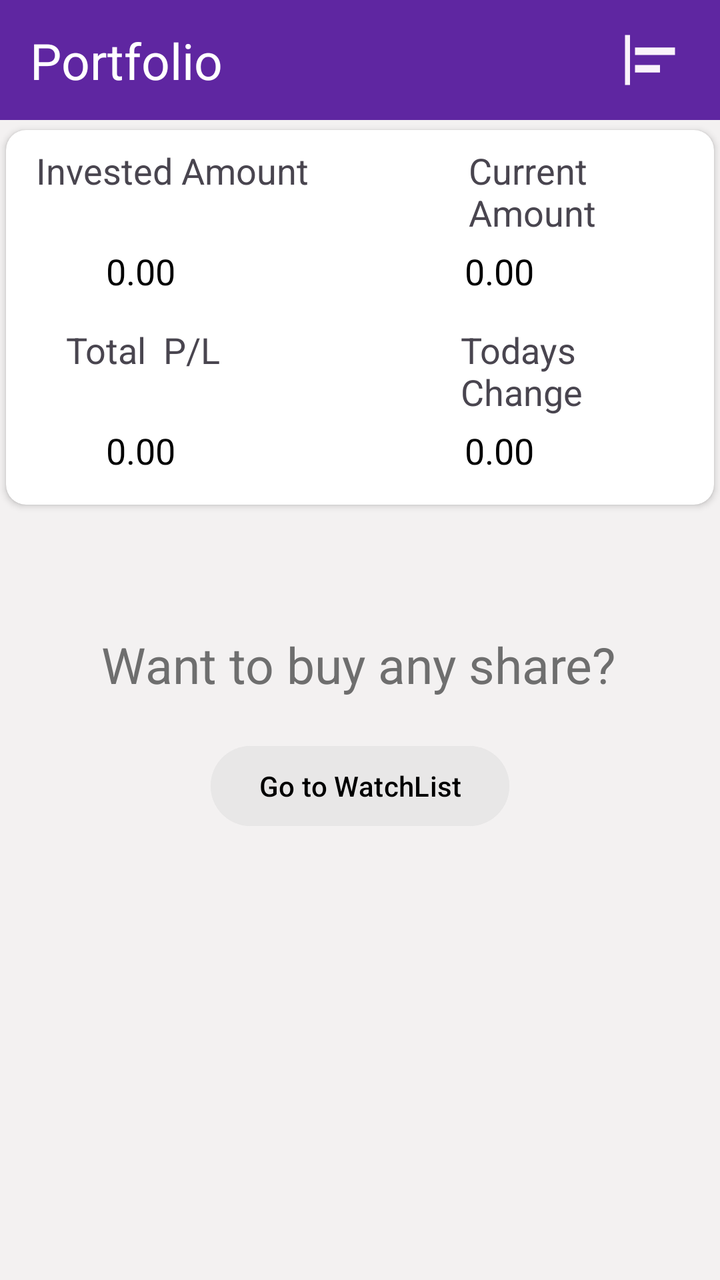
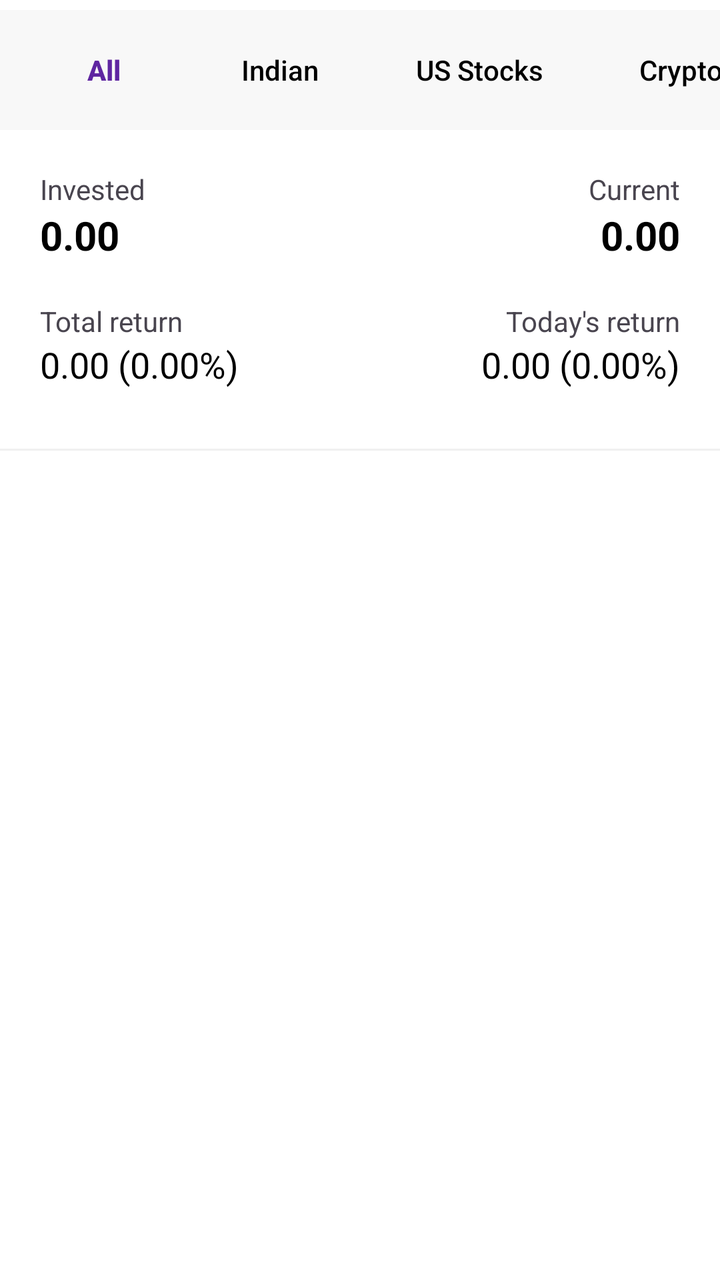

An Android layout rendered at two revisions. The XML below is the earlier revision; the diff shows what the commit changed to produce the second picture.
<!-- AndroidManifest.xml: application theme Theme.Bottonnavigation_and_recyclerview_implement_homepage -->
<!-- res/layout/fragment_portfolio.xml -->
<?xml version="1.0" encoding="utf-8"?>
<androidx.constraintlayout.widget.ConstraintLayout xmlns:android="http://schemas.android.com/apk/res/android"
    xmlns:app="http://schemas.android.com/apk/res-auto"
    xmlns:tools="http://schemas.android.com/tools"
    android:layout_width="match_parent"
    android:layout_height="match_parent"
    android:background="#F3F1F1"
    tools:context=".fragment_ButtomNavigation.Portfolio">

    <androidx.constraintlayout.widget.ConstraintLayout
        android:id="@+id/linearLayout"
        android:layout_width="match_parent"
        android:layout_height="60dp"
        android:background="@color/violet"
        android:orientation="horizontal"
        app:layout_constraintEnd_toEndOf="parent"
        app:layout_constraintHorizontal_bias="0.5"
        app:layout_constraintStart_toStartOf="parent"
        app:layout_constraintTop_toTopOf="parent">

        <TextView
            android:id="@+id/textView3"
            android:layout_width="wrap_content"
            android:layout_height="wrap_content"
            android:layout_marginStart="15dp"
            android:text="@string/portfolio"
            android:textColor="@color/white"
            android:textSize="25sp"
            app:layout_constraintBottom_toBottomOf="parent"
            app:layout_constraintStart_toStartOf="parent"
            app:layout_constraintTop_toTopOf="parent" />

        <ImageView
            android:id="@+id/shorted_img_btn"
            android:layout_width="40dp"
            android:layout_height="30dp"
            android:layout_marginEnd="15dp"
            android:backgroundTint="#005F26A1"
            android:src="@drawable/dropdown_img"
            app:layout_constraintBottom_toBottomOf="parent"
            app:layout_constraintEnd_toEndOf="parent"
            app:layout_constraintTop_toTopOf="parent" />

    </androidx.constraintlayout.widget.ConstraintLayout>

    <androidx.cardview.widget.CardView
        android:id="@+id/cardView2"
        android:layout_width="match_parent"
        android:layout_height="wrap_content"
        android:layout_marginStart="3dp"
        android:layout_marginTop="5dp"
        android:layout_marginEnd="3dp"
        android:background="#FDFCFC"
        app:cardCornerRadius="10dp"
        app:layout_constraintEnd_toEndOf="parent"
        app:layout_constraintStart_toStartOf="parent"
        app:layout_constraintTop_toBottomOf="@+id/linearLayout">

        <LinearLayout
            android:layout_width="match_parent"
            android:layout_height="wrap_content"
            android:layout_marginTop="5dp"
            android:orientation="vertical">

            <LinearLayout
                android:layout_width="match_parent"
                android:layout_height="wrap_content"
                android:layout_marginTop="3dp"
                android:orientation="horizontal">

                <TextView
                    android:layout_width="wrap_content"
                    android:layout_height="wrap_content"
                    android:layout_marginStart="15dp"
                    android:text="Invested Amount"
                    android:textSize="18sp" />

                <TextView
                    android:layout_width="wrap_content"
                    android:layout_height="wrap_content"
                    android:layout_marginStart="80dp"
                    android:text="Current Amount"
                    android:textSize="18sp" />

            </LinearLayout>

            <androidx.constraintlayout.widget.ConstraintLayout
                android:layout_width="match_parent"
                android:layout_height="wrap_content"
                android:orientation="horizontal">

                <TextView
                    android:id="@+id/invested_amount_txt"
                    android:layout_width="wrap_content"
                    android:layout_height="wrap_content"
                    android:layout_marginStart="50dp"
                    android:layout_marginTop="5dp"
                    android:layout_marginBottom="15dp"
                    android:text="@string/defaul_balance"
                    android:textColor="@color/black"
                    android:textSize="18sp"
                    app:layout_constraintBottom_toBottomOf="parent"
                    app:layout_constraintStart_toStartOf="parent"
                    app:layout_constraintTop_toTopOf="parent" />

                <TextView
                    android:id="@+id/current_amount_txt"
                    android:layout_width="wrap_content"
                    android:layout_height="wrap_content"
                    android:layout_marginTop="5dp"
                    android:layout_marginEnd="90dp"
                    android:layout_marginBottom="15dp"
                    android:text="@string/defaul_balance"
                    android:textColor="@color/black"
                    android:textSize="18sp"
                    app:layout_constraintBottom_toBottomOf="parent"
                    app:layout_constraintEnd_toEndOf="parent"
                    app:layout_constraintTop_toTopOf="parent"
                    app:layout_constraintVertical_bias="0.5" />

            </androidx.constraintlayout.widget.ConstraintLayout>

            <LinearLayout
                android:layout_width="match_parent"
                android:layout_height="wrap_content"
                android:orientation="horizontal">

                <TextView
                    android:layout_width="wrap_content"
                    android:layout_height="wrap_content"
                    android:layout_marginStart="30dp"
                    android:text="Total  P/L"
                    android:textSize="18sp" />

                <TextView
                    android:layout_width="wrap_content"
                    android:layout_height="wrap_content"
                    android:layout_marginStart="120dp"
                    android:text="Todays  Change"
                    android:textSize="18sp" />

            </LinearLayout>

            <androidx.constraintlayout.widget.ConstraintLayout
                android:layout_width="match_parent"
                android:layout_height="wrap_content"
                android:orientation="horizontal">

                <TextView
                    android:id="@+id/total_pl_txt"
                    android:layout_width="wrap_content"
                    android:layout_height="wrap_content"
                    android:layout_marginStart="50dp"
                    android:layout_marginTop="5dp"
                    android:layout_marginBottom="15dp"
                    android:text="@string/defaul_balance"
                    android:textColor="@color/black"
                    android:textSize="18sp"
                    app:layout_constraintBottom_toBottomOf="parent"
                    app:layout_constraintStart_toStartOf="parent"
                    app:layout_constraintTop_toTopOf="parent" />

                <TextView
                    android:id="@+id/todays_change_txt"
                    android:layout_width="wrap_content"
                    android:layout_height="wrap_content"
                    android:layout_marginTop="5dp"
                    android:layout_marginEnd="90dp"
                    android:layout_marginBottom="15dp"
                    android:text="@string/defaul_balance"
                    android:textColor="@color/black"
                    android:textSize="18sp"
                    app:layout_constraintBottom_toBottomOf="parent"
                    app:layout_constraintEnd_toEndOf="parent"
                    app:layout_constraintTop_toTopOf="parent"
                    app:layout_constraintVertical_bias="0.5" />

            </androidx.constraintlayout.widget.ConstraintLayout>

        </LinearLayout>

    </androidx.cardview.widget.CardView>

    <androidx.cardview.widget.CardView
        android:id="@+id/cardView6"
        android:layout_width="match_parent"
        android:layout_height="wrap_content"
        android:layout_marginTop="3dp"
        app:cardCornerRadius="15dp"
        app:cardElevation="30dp"
        app:layout_constraintEnd_toEndOf="parent"
        app:layout_constraintStart_toStartOf="parent"
        app:layout_constraintTop_toBottomOf="@+id/cardView2">

        <androidx.recyclerview.widget.RecyclerView
            android:id="@+id/recyclerView"
            android:layout_width="match_parent"
            android:layout_height="wrap_content"
            android:orientation="vertical"
            android:scrollbars="vertical"
            android:visibility="gone"/>

    </androidx.cardview.widget.CardView>

    <TextView
        android:id="@+id/backToWatchlist_txt"
        android:layout_width="wrap_content"
        android:layout_height="wrap_content"
        android:layout_marginTop="60dp"
        android:text="@string/want_to_buy_any_share"
        android:textColor="#6E6E6E"
        android:textSize="25sp"
        app:layout_constraintEnd_toEndOf="parent"
        app:layout_constraintHorizontal_bias="0.495"
        app:layout_constraintStart_toStartOf="parent"
        app:layout_constraintTop_toBottomOf="@+id/cardView6" />

    <Button
        android:id="@+id/goToWatchlist_btn"
        android:layout_width="wrap_content"
        android:layout_height="wrap_content"
        android:layout_marginTop="20dp"
        android:text="@string/go_to_watchlist"
        android:backgroundTint="#FAE8E7E7"
        android:textColor="@color/black"
        app:layout_constraintEnd_toEndOf="parent"
        app:layout_constraintStart_toStartOf="parent"
        app:layout_constraintTop_toBottomOf="@+id/backToWatchlist_txt" />

</androidx.constraintlayout.widget.ConstraintLayout>
<!-- resources referenced by this layout -->
<resources>
  <color name="black">#FF000000</color>
  <color name="violet">#5F26A1</color>
  <color name="white">#FFFFFFFF</color>
  <!-- drawable dropdown_img (drawable) -->
  <vector xmlns:android="http://schemas.android.com/apk/res/android" android:autoMirrored="true" android:height="24dp" android:tint="#FAF3FB" android:viewportHeight="24" android:viewportWidth="24" android:width="24dp">
        
      <path android:fillColor="@android:color/white" android:pathData="M4,22H2V2h2V22zM22,7H6v3h16V7zM16,14H6v3h10V14z"/>
      
  </vector>
  <string name="defaul_balance"> 0.00</string>
  <string name="go_to_watchlist">Go to WatchList</string>
  <string name="portfolio">Portfolio</string>
  <string name="want_to_buy_any_share">Want to buy any share?</string>
  <style name="Theme.Bottonnavigation_and_recyclerview_implement_homepage" parent="Base.Theme.Bottonnavigation_and_recyclerview_implement_homepage" />
  <style name="Base.Theme.Bottonnavigation_and_recyclerview_implement_homepage" parent="Theme.Material3.DayNight.NoActionBar">
          
          
      </style>
</resources>

<!-- the commit's change to res/layout/fragment_portfolio.xml (unified diff, before → after) -->
@@ -4,227 +4,325 @@
     xmlns:tools="http://schemas.android.com/tools"
     android:layout_width="match_parent"
     android:layout_height="match_parent"
-    android:background="#F3F1F1"
-    tools:context=".fragment_ButtomNavigation.Portfolio">
-
-    <androidx.constraintlayout.widget.ConstraintLayout
-        android:id="@+id/linearLayout"
+    android:background="@color/white">
+
+    <HorizontalScrollView
+        android:id="@+id/portfolio_category_bar"
         android:layout_width="match_parent"
         android:layout_height="60dp"
-        android:background="@color/violet"
-        android:orientation="horizontal"
-        app:layout_constraintEnd_toEndOf="parent"
-        app:layout_constraintHorizontal_bias="0.5"
-        app:layout_constraintStart_toStartOf="parent"
+        android:layout_marginTop="5dp"
+        android:background="#F8F8F8"
+        android:scrollbars="none"
         app:layout_constraintTop_toTopOf="parent">
 
-        <TextView
-            android:id="@+id/textView3"
-            android:layout_width="wrap_content"
-            android:layout_height="wrap_content"
-            android:layout_marginStart="15dp"
-            android:text="@string/portfolio"
-            android:textColor="@color/white"
-            android:textSize="25sp"
-            app:layout_constraintBottom_toBottomOf="parent"
+        <LinearLayout
+            android:layout_width="wrap_content"
+            android:layout_height="match_parent"
+            android:orientation="horizontal"
+            android:paddingStart="8dp"
+            android:paddingEnd="8dp">
+
+            <Button
+                android:id="@+id/p_btn_all"
+                style="?android:attr/borderlessButtonStyle"
+                android:layout_width="wrap_content"
+                android:layout_height="match_parent"
+                android:text="All"
+                android:textAllCaps="false"
+                android:textColor="@color/violet"
+                android:textStyle="bold" />
+
+            <Button
+                android:id="@+id/p_btn_indian"
+                style="?android:attr/borderlessButtonStyle"
+                android:layout_width="wrap_content"
+                android:layout_height="match_parent"
+                android:text="Indian"
+                android:textAllCaps="false"
+                android:textColor="@color/black" />
+
+            <Button
+                android:id="@+id/p_btn_us"
+                style="?android:attr/borderlessButtonStyle"
+                android:layout_width="wrap_content"
+                android:layout_height="match_parent"
+                android:text="US Stocks"
+                android:textAllCaps="false"
+                android:textColor="@color/black" />
+
+            <Button
+                android:id="@+id/p_btn_crypto"
+                style="?android:attr/borderlessButtonStyle"
+                android:layout_width="wrap_content"
+                android:layout_height="match_parent"
+                android:text="Crypto"
+                android:textAllCaps="false"
+                android:textColor="@color/black" />
+        </LinearLayout>
+    </HorizontalScrollView>
+
+
+    <ScrollView
+        android:layout_width="match_parent"
+        android:layout_height="0dp"
+        app:layout_constraintTop_toBottomOf="@id/portfolio_category_bar"
+        app:layout_constraintBottom_toBottomOf="parent">
+
+
+        <LinearLayout
+            android:layout_width="match_parent"
+            android:layout_height="wrap_content"
+            android:orientation="vertical">
+
+            
+            <androidx.constraintlayout.widget.ConstraintLayout
+                android:id="@+id/summary_card"
+                android:layout_width="match_parent"
+                android:layout_height="wrap_content"
+                android:layout_marginBottom="10dp"
+                android:padding="20dp">
+
+                <TextView
+                    android:id="@+id/lbl_invested"
+                    android:layout_width="wrap_content"
+                    android:layout_height="wrap_content"
+                    android:text="Invested"
+                    android:textSize="14sp"
+                    app:layout_constraintStart_toStartOf="parent"
+                    app:layout_constraintTop_toTopOf="parent" />
+
+                <TextView
+                    android:id="@+id/invested_amount_txt"
+                    android:layout_width="wrap_content"
+                    android:layout_height="wrap_content"
+                    android:text="0.00"
+                    android:textColor="@color/black"
+                    android:textSize="20sp"
+                    android:textStyle="bold"
+                    app:layout_constraintStart_toStartOf="parent"
+                    app:layout_constraintTop_toBottomOf="@id/lbl_invested" />
+
+                <TextView
+                    android:id="@+id/lbl_current"
+                    android:layout_width="wrap_content"
+                    android:layout_height="wrap_content"
+                    android:text="Current"
+                    android:textSize="14sp"
+                    app:layout_constraintEnd_toEndOf="parent"
+                    app:layout_constraintTop_toTopOf="parent" />
+
+                <TextView
+                    android:id="@+id/current_amount_txt"
+                    android:layout_width="wrap_content"
+                    android:layout_height="wrap_content"
+                    android:text="0.00"
+                    android:textColor="@color/black"
+                    android:textSize="20sp"
+                    android:textStyle="bold"
+                    app:layout_constraintEnd_toEndOf="parent"
+                    app:layout_constraintTop_toBottomOf="@id/lbl_current" />
+
+                <TextView
+                    android:id="@+id/lbl_total_return"
+                    android:layout_width="wrap_content"
+                    android:layout_height="wrap_content"
+                    android:layout_marginTop="20dp"
+                    android:text="Total return"
+                    android:textSize="14sp"
+                    app:layout_constraintStart_toStartOf="parent"
+                    app:layout_constraintTop_toBottomOf="@id/invested_amount_txt" />
+
+                <TextView
+                    android:id="@+id/total_pl_txt"
+                    android:layout_width="wrap_content"
+                    android:layout_height="wrap_content"
+                    android:text="0.00 (0.00%)"
+                    android:textColor="@color/black"
+                    android:textSize="18sp"
+                    app:layout_constraintStart_toStartOf="parent"
+                    app:layout_constraintTop_toBottomOf="@id/lbl_total_return" />
+
+                <TextView
+                    android:id="@+id/lbl_todays_return"
+                    android:layout_width="wrap_content"
+                    android:layout_height="wrap_content"
+                    android:layout_marginTop="20dp"
+                    android:text="Today's return"
+                    android:textSize="14sp"
+                    app:layout_constraintEnd_toEndOf="parent"
+                    app:layout_constraintTop_toBottomOf="@id/current_amount_txt" />
+
+                <TextView
+                    android:id="@+id/todays_change_txt"
+                    android:layout_width="wrap_content"
+                    android:layout_height="wrap_content"
+                    android:text="0.00 (0.00%)"
+                    android:textColor="@color/black"
+                    android:textSize="18sp"
+                    app:layout_constraintEnd_toEndOf="parent"
+                    app:layout_constraintTop_toBottomOf="@id/lbl_todays_return" />
+
+            </androidx.constraintlayout.widget.ConstraintLayout>
+
+            <View
+                android:layout_width="match_parent"
+                android:layout_height="1dp"
+                android:background="#F0F0F0" />
+
+            
+
+            <androidx.recyclerview.widget.RecyclerView
+                android:id="@+id/recyclerView"
+                android:layout_width="match_parent"
+                android:layout_height="wrap_content"
+                android:paddingBottom="80dp"
+                tools:listitem="@layout/stocks_row_portfolio" />
+
+        </LinearLayout>
+    </ScrollView>
+
+    
+    <LinearLayout
+        android:id="@+id/empty_state"
+        android:layout_width="match_parent"
+        android:layout_height="wrap_content"
+        android:gravity="center"
+        android:orientation="vertical"
+        android:visibility="gone"
+        app:layout_constraintBottom_toBottomOf="parent"
+        app:layout_constraintTop_toTopOf="parent">
+        <TextView
+            android:id="@+id/backToWatchlist_txt"
+            android:layout_width="wrap_content"
+            android:layout_height="wrap_content"
+            android:text="@string/want_to_buy_any_share"
+            android:textSize="18sp" />
+        <Button
+            android:id="@+id/goToWatchlist_btn"
+            android:layout_width="wrap_content"
+            android:layout_height="wrap_content"
+            android:layout_marginTop="16dp"
+            android:text="@string/go_to_watchlist" />
+    </LinearLayout>
+
+</androidx.constraintlayout.widget.ConstraintLayout>
+<!-- res/layout/stocks_row_portfolio.xml (included above) -->
+<?xml version="1.0" encoding="utf-8"?>
+<androidx.cardview.widget.CardView xmlns:android="http://schemas.android.com/apk/res/android"
+    xmlns:app="http://schemas.android.com/apk/res-auto"
+    android:layout_width="match_parent"
+    android:layout_height="wrap_content"
+    app:cardElevation="0dp"
+    app:cardCornerRadius="0dp"
+    android:background="@color/white">
+
+    <androidx.constraintlayout.widget.ConstraintLayout
+        android:layout_width="match_parent"
+        android:layout_height="wrap_content"
+        android:padding="16dp">
+
+        
+        <TextView
+            android:id="@+id/stock_name_txt"
+            android:layout_width="wrap_content"
+            android:layout_height="wrap_content"
+            android:text="GOLDBEES"
+            android:textColor="@color/black"
+            android:textStyle="bold"
+            android:textSize="16sp"
             app:layout_constraintStart_toStartOf="parent"
             app:layout_constraintTop_toTopOf="parent" />
 
-        <ImageView
-            android:id="@+id/shorted_img_btn"
-            android:layout_width="40dp"
-            android:layout_height="30dp"
-            android:layout_marginEnd="15dp"
-            android:backgroundTint="#005F26A1"
-            android:src="@drawable/dropdown_img"
-            app:layout_constraintBottom_toBottomOf="parent"
+        <TextView
+            android:id="@+id/PL_txt"
+            android:layout_width="wrap_content"
+            android:layout_height="wrap_content"
+            android:text="-393.36 (-2.48%)"
+            android:textColor="@color/Red"
+            android:textSize="16sp"
             app:layout_constraintEnd_toEndOf="parent"
             app:layout_constraintTop_toTopOf="parent" />
 
+        
+        <TextView
+            android:id="@+id/lbl_invested_val"
+            android:layout_width="wrap_content"
+            android:layout_height="wrap_content"
+            android:layout_marginTop="4dp"
+            android:text="Invested "
+            android:textSize="14sp"
+            android:textColor="#888888"
+            app:layout_constraintStart_toStartOf="parent"
+            app:layout_constraintTop_toBottomOf="@id/stock_name_txt" />
+
+        <TextView
+            android:id="@+id/invested_amount_txt"
+            android:layout_width="wrap_content"
+            android:layout_height="wrap_content"
+            android:text="15,886.20"
+            android:textSize="14sp"
+            android:textColor="#555555"
+            app:layout_constraintStart_toEndOf="@id/lbl_invested_val"
+            app:layout_constraintTop_toTopOf="@id/lbl_invested_val" />
+
+        <TextView
+            android:id="@+id/purchasing_price_txt"
+            android:layout_width="wrap_content"
+            android:layout_height="wrap_content"
+            android:text="120.35 Avg"
+            android:textSize="14sp"
+            android:textColor="#555555"
+            app:layout_constraintEnd_toEndOf="parent"
+            app:layout_constraintTop_toTopOf="@id/lbl_invested_val" />
+
+        
+        <TextView
+            android:id="@+id/lbl_qty"
+            android:layout_width="wrap_content"
+            android:layout_height="wrap_content"
+            android:layout_marginTop="4dp"
+            android:text="Qty "
+            android:textSize="14sp"
+            android:textColor="#888888"
+            app:layout_constraintStart_toStartOf="parent"
+            app:layout_constraintTop_toBottomOf="@id/lbl_invested_val" />
+
+        <TextView
+            android:id="@+id/Quentity_txt"
+            android:layout_width="wrap_content"
+            android:layout_height="wrap_content"
+            android:text="132"
+            android:textSize="14sp"
+            android:textColor="#555555"
+            app:layout_constraintStart_toEndOf="@id/lbl_qty"
+            app:layout_constraintTop_toTopOf="@id/lbl_qty" />
+
+        <TextView
+            android:id="@+id/share_price_txt"
+            android:layout_width="wrap_content"
+            android:layout_height="wrap_content"
+            android:text="117.37"
+            android:textSize="14sp"
+            android:textColor="@color/Green"
+            app:layout_constraintEnd_toStartOf="@id/percentile_txt"
+            app:layout_constraintTop_toTopOf="@id/lbl_qty" />
+
+        <TextView
+            android:id="@+id/percentile_txt"
+            android:layout_width="wrap_content"
+            android:layout_height="wrap_content"
+            android:text=" (+0.45%) LTP"
+            android:textSize="14sp"
+            android:textColor="@color/Green"
+            app:layout_constraintEnd_toEndOf="parent"
+            app:layout_constraintTop_toTopOf="@id/lbl_qty" />
+
+        <View
+            android:layout_width="match_parent"
+            android:layout_height="1dp"
+            android:background="#F0F0F0"
+            android:layout_marginTop="16dp"
+            app:layout_constraintTop_toBottomOf="@id/lbl_qty" />
+
     </androidx.constraintlayout.widget.ConstraintLayout>
-
-    <androidx.cardview.widget.CardView
-        android:id="@+id/cardView2"
-        android:layout_width="match_parent"
-        android:layout_height="wrap_content"
-        android:layout_marginStart="3dp"
-        android:layout_marginTop="5dp"
-        android:layout_marginEnd="3dp"
-        android:background="#FDFCFC"
-        app:cardCornerRadius="10dp"
-        app:layout_constraintEnd_toEndOf="parent"
-        app:layout_constraintStart_toStartOf="parent"
-        app:layout_constraintTop_toBottomOf="@+id/linearLayout">
-
-        <LinearLayout
-            android:layout_width="match_parent"
-            android:layout_height="wrap_content"
-            android:layout_marginTop="5dp"
-            android:orientation="vertical">
-
-            <LinearLayout
-                android:layout_width="match_parent"
-                android:layout_height="wrap_content"
-                android:layout_marginTop="3dp"
-                android:orientation="horizontal">
-
-                <TextView
-                    android:layout_width="wrap_content"
-                    android:layout_height="wrap_content"
-                    android:layout_marginStart="15dp"
-                    android:text="Invested Amount"
-                    android:textSize="18sp" />
-
-                <TextView
-                    android:layout_width="wrap_content"
-                    android:layout_height="wrap_content"
-                    android:layout_marginStart="80dp"
-                    android:text="Current Amount"
-                    android:textSize="18sp" />
-
-            </LinearLayout>
-
-            <androidx.constraintlayout.widget.ConstraintLayout
-                android:layout_width="match_parent"
-                android:layout_height="wrap_content"
-                android:orientation="horizontal">
-
-                <TextView
-                    android:id="@+id/invested_amount_txt"
-                    android:layout_width="wrap_content"
-                    android:layout_height="wrap_content"
-                    android:layout_marginStart="50dp"
-                    android:layout_marginTop="5dp"
-                    android:layout_marginBottom="15dp"
-                    android:text="@string/defaul_balance"
-                    android:textColor="@color/black"
-                    android:textSize="18sp"
-                    app:layout_constraintBottom_toBottomOf="parent"
-                    app:layout_constraintStart_toStartOf="parent"
-                    app:layout_constraintTop_toTopOf="parent" />
-
-                <TextView
-                    android:id="@+id/current_amount_txt"
-                    android:layout_width="wrap_content"
-                    android:layout_height="wrap_content"
-                    android:layout_marginTop="5dp"
-                    android:layout_marginEnd="90dp"
-                    android:layout_marginBottom="15dp"
-                    android:text="@string/defaul_balance"
-                    android:textColor="@color/black"
-                    android:textSize="18sp"
-                    app:layout_constraintBottom_toBottomOf="parent"
-                    app:layout_constraintEnd_toEndOf="parent"
-                    app:layout_constraintTop_toTopOf="parent"
-                    app:layout_constraintVertical_bias="0.5" />
-
-            </androidx.constraintlayout.widget.ConstraintLayout>
-
-            <LinearLayout
-                android:layout_width="match_parent"
-                android:layout_height="wrap_content"
-                android:orientation="horizontal">
-
-                <TextView
-                    android:layout_width="wrap_content"
-                    android:layout_height="wrap_content"
-                    android:layout_marginStart="30dp"
-                    android:text="Total  P/L"
-                    android:textSize="18sp" />
-
-                <TextView
-                    android:layout_width="wrap_content"
-                    android:layout_height="wrap_content"
-                    android:layout_marginStart="120dp"
-                    android:text="Todays  Change"
-                    android:textSize="18sp" />
-
-            </LinearLayout>
-
-            <androidx.constraintlayout.widget.ConstraintLayout
-                android:layout_width="match_parent"
-                android:layout_height="wrap_content"
-                android:orientation="horizontal">
-
-                <TextView
-                    android:id="@+id/total_pl_txt"
-                    android:layout_width="wrap_content"
-                    android:layout_height="wrap_content"
-                    android:layout_marginStart="50dp"
-                    android:layout_marginTop="5dp"
-                    android:layout_marginBottom="15dp"
-                    android:text="@string/defaul_balance"
-                    android:textColor="@color/black"
-                    android:textSize="18sp"
-                    app:layout_constraintBottom_toBottomOf="parent"
-                    app:layout_constraintStart_toStartOf="parent"
-                    app:layout_constraintTop_toTopOf="parent" />
-
-                <TextView
-                    android:id="@+id/todays_change_txt"
-                    android:layout_width="wrap_content"
-                    android:layout_height="wrap_content"
-                    android:layout_marginTop="5dp"
-                    android:layout_marginEnd="90dp"
-                    android:layout_marginBottom="15dp"
-                    android:text="@string/defaul_balance"
-                    android:textColor="@color/black"
-                    android:textSize="18sp"
-                    app:layout_constraintBottom_toBottomOf="parent"
-                    app:layout_constraintEnd_toEndOf="parent"
-                    app:layout_constraintTop_toTopOf="parent"
-                    app:layout_constraintVertical_bias="0.5" />
-
-            </androidx.constraintlayout.widget.ConstraintLayout>
-
-        </LinearLayout>
-
-    </androidx.cardview.widget.CardView>
-
-    <androidx.cardview.widget.CardView
-        android:id="@+id/cardView6"
-        android:layout_width="match_parent"
-        android:layout_height="wrap_content"
-        android:layout_marginTop="3dp"
-        app:cardCornerRadius="15dp"
-        app:cardElevation="30dp"
-        app:layout_constraintEnd_toEndOf="parent"
-        app:layout_constraintStart_toStartOf="parent"
-        app:layout_constraintTop_toBottomOf="@+id/cardView2">
-
-        <androidx.recyclerview.widget.RecyclerView
-            android:id="@+id/recyclerView"
-            android:layout_width="match_parent"
-            android:layout_height="wrap_content"
-            android:orientation="vertical"
-            android:scrollbars="vertical"
-            android:visibility="gone"/>
-
-    </androidx.cardview.widget.CardView>
-
-    <TextView
-        android:id="@+id/backToWatchlist_txt"
-        android:layout_width="wrap_content"
-        android:layout_height="wrap_content"
-        android:layout_marginTop="60dp"
-        android:text="@string/want_to_buy_any_share"
-        android:textColor="#6E6E6E"
-        android:textSize="25sp"
-        app:layout_constraintEnd_toEndOf="parent"
-        app:layout_constraintHorizontal_bias="0.495"
-        app:layout_constraintStart_toStartOf="parent"
-        app:layout_constraintTop_toBottomOf="@+id/cardView6" />
-
-    <Button
-        android:id="@+id/goToWatchlist_btn"
-        android:layout_width="wrap_content"
-        android:layout_height="wrap_content"
-        android:layout_marginTop="20dp"
-        android:text="@string/go_to_watchlist"
-        android:backgroundTint="#FAE8E7E7"
-        android:textColor="@color/black"
-        app:layout_constraintEnd_toEndOf="parent"
-        app:layout_constraintStart_toStartOf="parent"
-        app:layout_constraintTop_toBottomOf="@+id/backToWatchlist_txt" />
-
-</androidx.constraintlayout.widget.ConstraintLayout>
+</androidx.cardview.widget.CardView>
<!-- resource entries referenced after the edit -->
@@ -1,17 +1,11 @@
 <!-- resources referenced by this layout -->
 <resources>
+  <color name="Green">#0F9715</color>
+  <color name="Red">#FB4141</color>
   <color name="black">#FF000000</color>
   <color name="violet">#5F26A1</color>
   <color name="white">#FFFFFFFF</color>
-  <!-- drawable dropdown_img (drawable) -->
-  <vector xmlns:android="http://schemas.android.com/apk/res/android" android:autoMirrored="true" android:height="24dp" android:tint="#FAF3FB" android:viewportHeight="24" android:viewportWidth="24" android:width="24dp">
-        
-      <path android:fillColor="@android:color/white" android:pathData="M4,22H2V2h2V22zM22,7H6v3h16V7zM16,14H6v3h10V14z"/>
-      
-  </vector>
-  <string name="defaul_balance"> 0.00</string>
   <string name="go_to_watchlist">Go to WatchList</string>
-  <string name="portfolio">Portfolio</string>
   <string name="want_to_buy_any_share">Want to buy any share?</string>
   <style name="Theme.Bottonnavigation_and_recyclerview_implement_homepage" parent="Base.Theme.Bottonnavigation_and_recyclerview_implement_homepage" />
   <style name="Base.Theme.Bottonnavigation_and_recyclerview_implement_homepage" parent="Theme.Material3.DayNight.NoActionBar">
